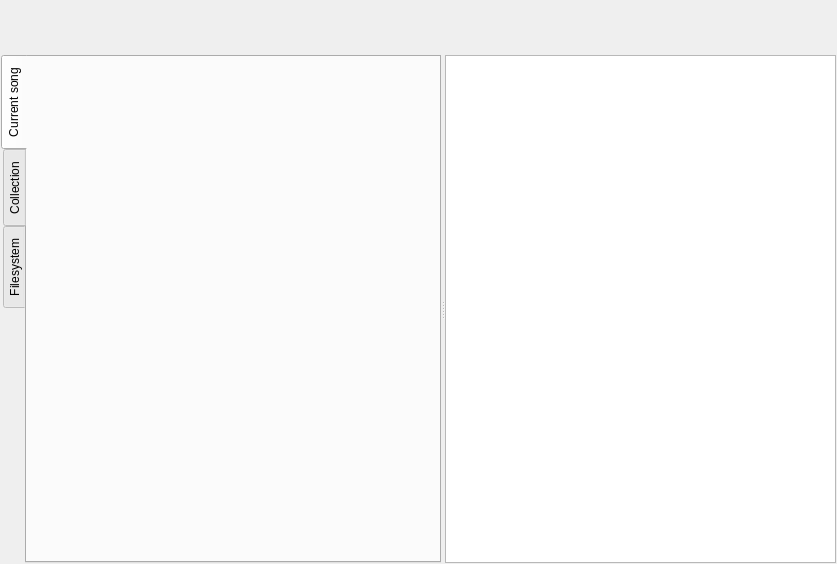
Before: the Qt Designer form src/plugins/lmp/playertab.ui in 0xd34df00d/leechcraft, drawn with Qt 5.
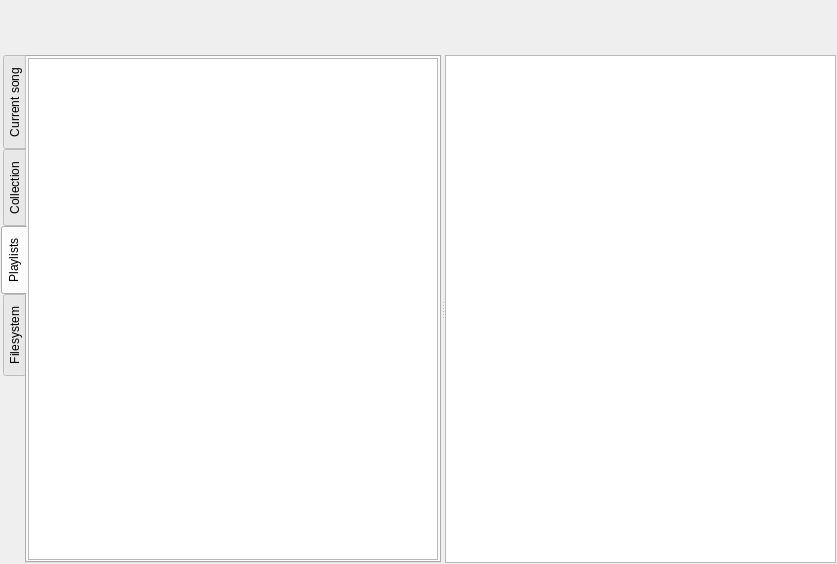
After: the same form once the commit is applied. The open tabs and pages were chosen to show the change. Custom widgets are drawn as their Qt base class.

Commit message: LMP: expose playlists UI.

```diff
--- a/src/plugins/lmp/playertab.ui
+++ b/src/plugins/lmp/playertab.ui
@@ -121,6 +121,19 @@
         </item>
        </layout>
       </widget>
+      <widget class="QWidget" name="PlaylistsTab_">
+       <attribute name="title">
+        <string>Playlists</string>
+       </attribute>
+       <layout class="QVBoxLayout" name="verticalLayout_5">
+        <property name="margin">
+         <number>1</number>
+        </property>
+        <item>
+         <widget class="QTreeView" name="PlaylistsTree_"/>
+        </item>
+       </layout>
+      </widget>
       <widget class="QWidget" name="FSTab_">
        <attribute name="title">
         <string>Filesystem</string>
```
The commit also changes 2 other files.
